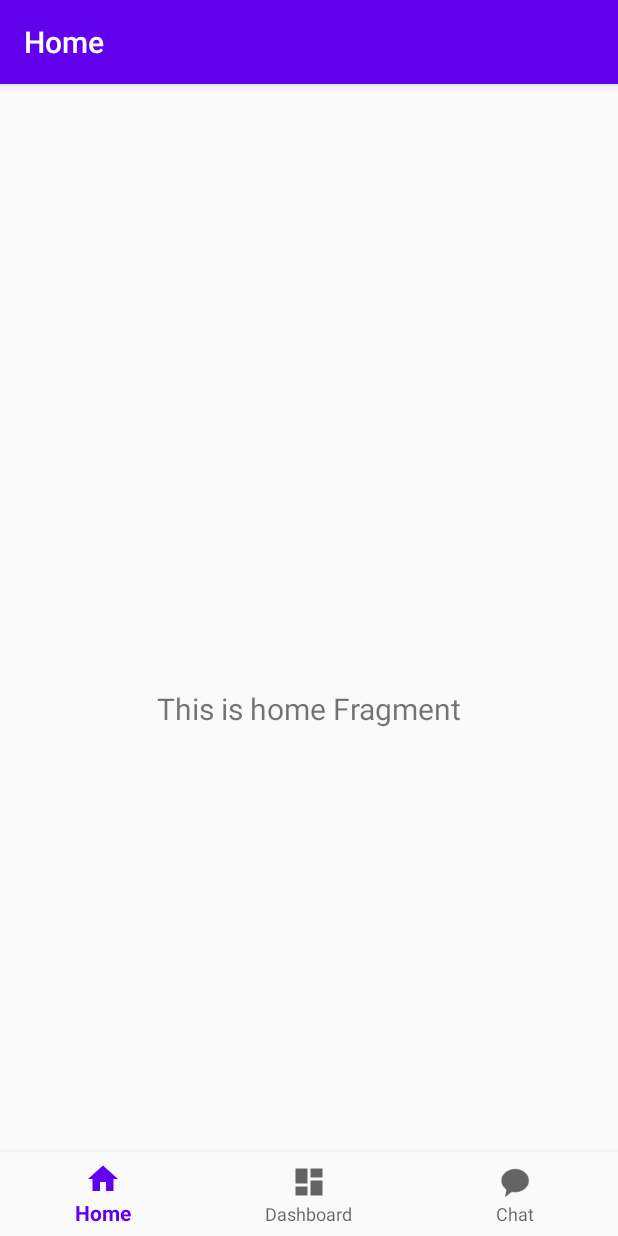
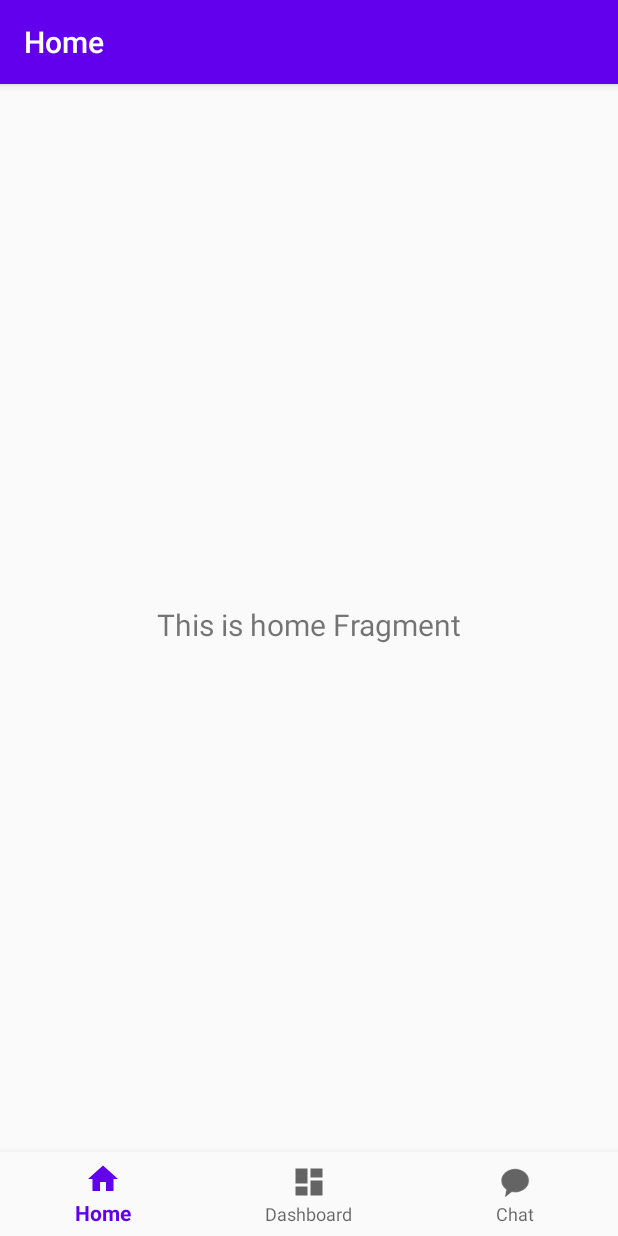
Before and after one commit to Shaniser/BEST_semi-final, an Android app: the screen it shows after launch (MainActivity), on a phone screen of 412 x 824 dp. Run offline under Robolectric (Android 15) with nearby library versions, the phone set to English and light mode, and no system bars; our stand-ins replace navigation-ui.

Commit message:
Fix fragmets

```diff
--- a/app/src/main/java/com/godelsoft/bestsemi_final/MainActivity.kt
+++ b/app/src/main/java/com/godelsoft/bestsemi_final/MainActivity.kt
@@ -1,6 +1,8 @@
 package com.godelsoft.bestsemi_final
 
 import android.os.Bundle
+import android.view.MenuItem
+import android.widget.TextView
 import com.google.android.material.bottomnavigation.BottomNavigationView
 import androidx.appcompat.app.AppCompatActivity
 import androidx.navigation.findNavController
@@ -15,6 +17,7 @@ class MainActivity : AppCompatActivity() {
         setContentView(R.layout.activity_main)
         val navView: BottomNavigationView = findViewById(R.id.nav_view)
 
+
         val navController = findNavController(R.id.nav_host_fragment)
         // Passing each menu ID as a set of Ids because each
         // menu should be considered as top level destinations.
--- a/app/src/main/res/layout/activity_main.xml
+++ b/app/src/main/res/layout/activity_main.xml
@@ -1,17 +1,15 @@
 <?xml version="1.0" encoding="utf-8"?>
 <androidx.constraintlayout.widget.ConstraintLayout xmlns:android="http://schemas.android.com/apk/res/android"
     xmlns:app="http://schemas.android.com/apk/res-auto"
+    xmlns:tools="http://schemas.android.com/tools"
     android:id="@+id/container"
     android:layout_width="match_parent"
-    android:layout_height="match_parent"
-    android:paddingTop="?attr/actionBarSize">
+    android:layout_height="match_parent">
 
     <com.google.android.material.bottomnavigation.BottomNavigationView
         android:id="@+id/nav_view"
         android:layout_width="0dp"
         android:layout_height="wrap_content"
-        android:layout_marginStart="0dp"
-        android:layout_marginEnd="0dp"
         android:background="?android:attr/windowBackground"
         app:layout_constraintBottom_toBottomOf="parent"
         app:layout_constraintLeft_toLeftOf="parent"
@@ -21,13 +19,17 @@
     <fragment
         android:id="@+id/nav_host_fragment"
         android:name="androidx.navigation.fragment.NavHostFragment"
-        android:layout_width="match_parent"
-        android:layout_height="match_parent"
+        android:layout_width="0dp"
+        android:layout_height="0dp"
         app:defaultNavHost="true"
-        app:layout_constraintBottom_toTopOf="@id/nav_view"
+        app:layout_constraintBottom_toTopOf="@+id/nav_view"
+        app:layout_constraintEnd_toEndOf="parent"
+        app:layout_constraintHorizontal_bias="0.0"
         app:layout_constraintLeft_toLeftOf="parent"
         app:layout_constraintRight_toRightOf="parent"
+        app:layout_constraintStart_toStartOf="parent"
         app:layout_constraintTop_toTopOf="parent"
+        app:layout_constraintVertical_bias="0.49"
         app:navGraph="@navigation/mobile_navigation" />
 
 </androidx.constraintlayout.widget.ConstraintLayout>
--- /dev/null
+++ b/app/src/main/res/layout/event_card.xml
@@ -0,0 +1,5 @@
+<?xml version="1.0" encoding="utf-8"?>
+<androidx.cardview.widget.CardView xmlns:android="http://schemas.android.com/apk/res/android"
+    android:layout_width="match_parent" android:layout_height="match_parent">
+
+</androidx.cardview.widget.CardView>
```
